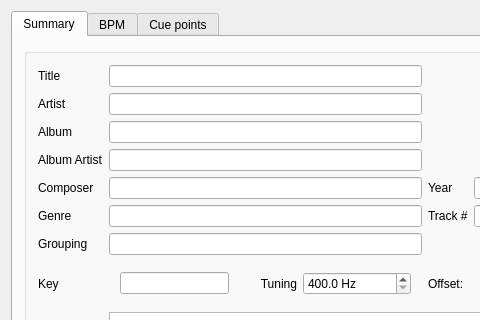
First picture: the form in src/library/dlgtrackinfo.ui, repository cr7pt0gr4ph7/mixxx, before the edit; both pictures show x 0 to 480 and y 0 to 320 of the 575 by 675 pixel window.
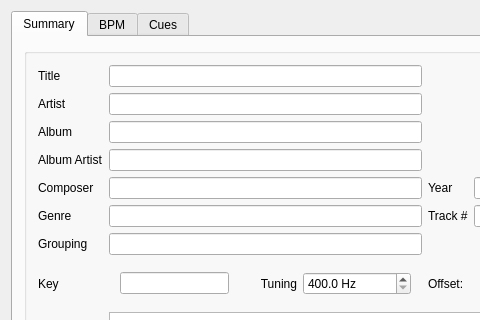
Second picture: the form after the edit.

Commit message: Rename "Cue points" tab to "Cues"

```diff
--- a/src/library/dlgtrackinfo.ui
+++ b/src/library/dlgtrackinfo.ui
@@ -1012,7 +1012,7 @@
 
      <widget class="QWidget" name="tabCues">
       <attribute name="title">
-       <string>Cue points</string>
+       <string>Cues</string>
       </attribute>
       <layout class="QVBoxLayout" name="verticalLayout_6">
        <item>
```
